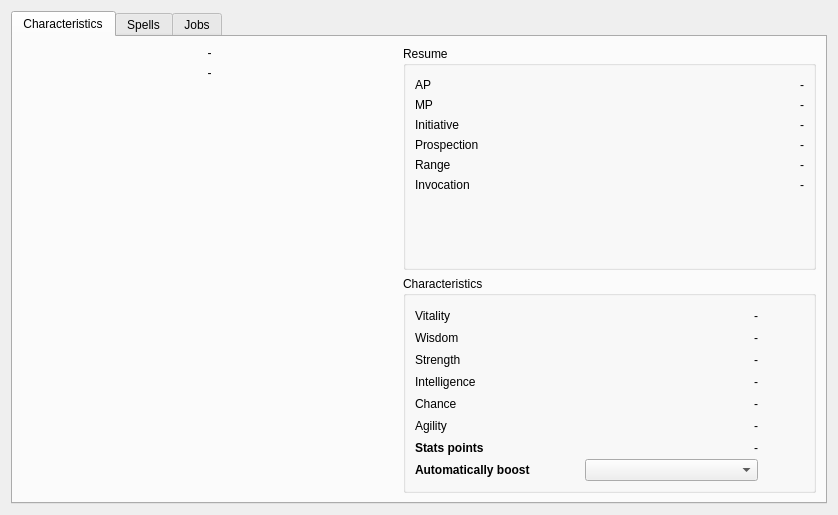
Before: the Qt Designer form src/gui/windows/forms/widgets/characterform.ui in josuesavy/BotDofus, drawn with Qt 5.
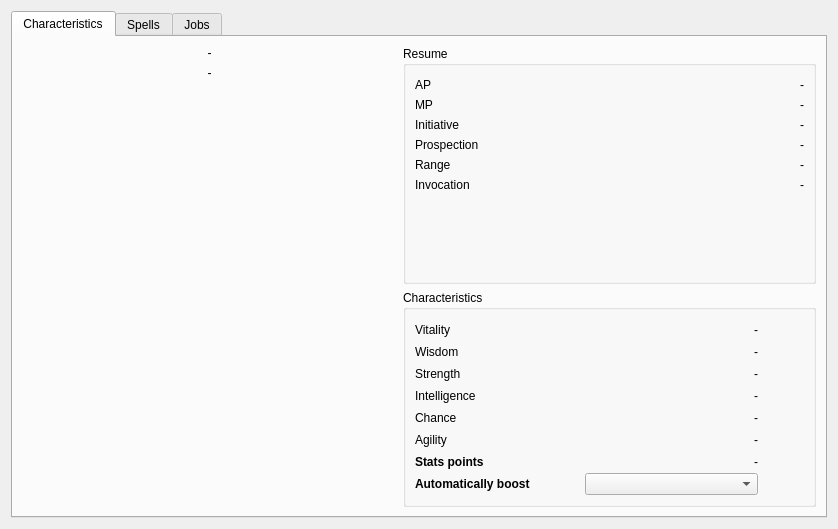
After: the same form once the commit is applied. Icons and pictures are not drawn.

Diff of the .ui file:
```diff
--- a/src/gui/windows/forms/widgets/characterform.ui
+++ b/src/gui/windows/forms/widgets/characterform.ui
@@ -7,7 +7,7 @@
     <x>0</x>
     <y>0</y>
     <width>838</width>
-    <height>515</height>
+    <height>529</height>
    </rect>
   </property>
   <property name="windowTitle">
```
Left out of the diff: 22 changed lines with no effect on the pictures.
